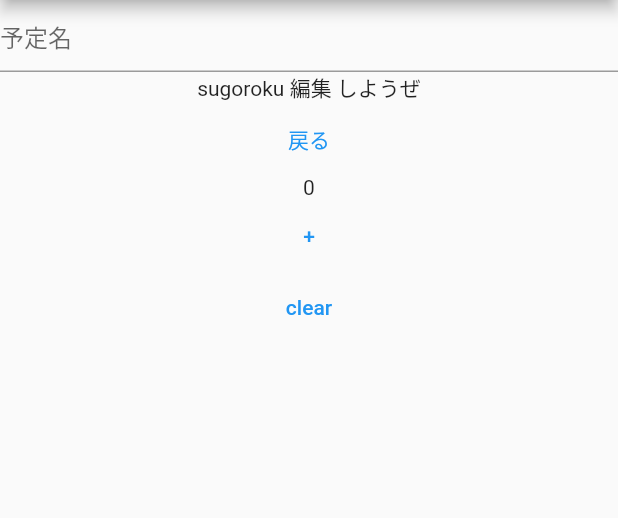
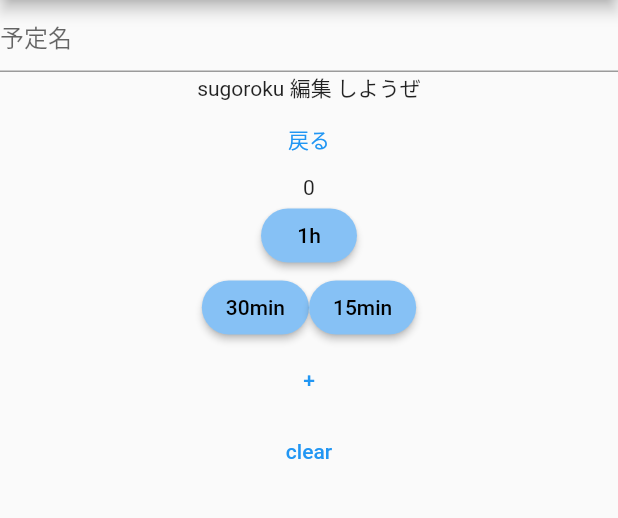
Before and after one commit to sakiso/daily_sugoroku_client, a Flutter app: the SugorokuEditPage screen opened by its route, on a phone screen of 412 x 824 dp, the part 84-602 px from its top. Run offline on Flutter 3.47's test engine with Material 2 defaults, Android fonts, the light colour scheme and no system bars; our stand-ins replace flutter_riverpod, flutter_secure_storage; accounts and stored records are empty.

Commit message:
とりあえずボタン類追加

```diff
--- a/lib/constant.dart
+++ /dev/null
@@ -1 +0,0 @@
-// const値を定義するファイルとして使う
--- /dev/null
+++ b/lib/constants.dart
@@ -0,0 +1,6 @@
+import 'package:flutter/material.dart';
+
+class Constants {
+  // todo: あとでcolor.lightblueでアクセスできるようにしたい
+  static Color lightBlue = const Color.fromARGB(255, 134, 193, 245);
+}
--- a/lib/pages/sugoroku_edit/components/time_picker.dart
+++ b/lib/pages/sugoroku_edit/components/time_picker.dart
@@ -1,7 +1,10 @@
 import 'package:flutter/material.dart';
 import 'package:flutter_riverpod/flutter_riverpod.dart';
 
-final _requiredTimeProvider = StateProvider<int>((ref) => 0);
+import '../../../constants.dart';
+
+final _requiredTimeProvider = StateProvider.autoDispose<int>((ref) => 0);
+// note: autoDispose修飾子を付けると画面がpopされたときステートも破棄される
 
 class TimePicker extends ConsumerWidget {
   const TimePicker({Key? key}) : super(key: key);
@@ -12,21 +15,69 @@ class TimePicker extends ConsumerWidget {
 
     return Column(
       children: [
+        // todo: hh:mm形式にする
         Text("$_requiredTime"),
+        // todo: 1hボタンの横幅長くしたい
+        ElevatedButton(
+          child: const Text('1h'),
+          style: ElevatedButton.styleFrom(
+            primary: Constants.lightBlue,
+            onPrimary: Colors.black,
+            shape: const StadiumBorder(),
+          ),
+          onPressed: () {
+            _addMinutes(ref, 60);
+          },
+        ),
+        Row(
+          mainAxisAlignment: MainAxisAlignment.center,
+          children: [
+            ElevatedButton(
+              child: const Text('30min'),
+              style: ElevatedButton.styleFrom(
+                primary: Constants.lightBlue,
+                onPrimary: Colors.black,
+                shape: const StadiumBorder(),
+              ),
+              onPressed: () {
+                _addMinutes(ref, 30);
+              },
+            ),
+            // todo: 1hボタンの幅に連動するようにスペース上けたい
+            ElevatedButton(
+              child: const Text('15min'),
+              style: ElevatedButton.styleFrom(
+                primary: Constants.lightBlue,
+                onPrimary: Colors.black,
+                shape: const StadiumBorder(),
+              ),
+              onPressed: () {
+                _addMinutes(ref, 15);
+              },
+            ),
+          ],
+        ),
         TextButton(
           onPressed: () {
-            ref
-                .read(_requiredTimeProvider.notifier)
-                .update((state) => state + 1);
+            _addMinutes(ref, 1);
           },
           child: const Text('+'),
         ),
         TextButton(
             onPressed: () {
-              ref.read(_requiredTimeProvider.notifier).state = 0;
+              _clearMinutes(ref);
             },
             child: const Text('clear'))
       ],
     );
   }
+
+  void _addMinutes(WidgetRef ref, int minutes) {
+    // todo: 24:00以上になったら24:00で止まるようにする
+    ref.read(_requiredTimeProvider.notifier).update((state) => state + minutes);
+  }
+
+  void _clearMinutes(WidgetRef ref) {
+    ref.read(_requiredTimeProvider.notifier).state = 0;
+  }
 }
```
